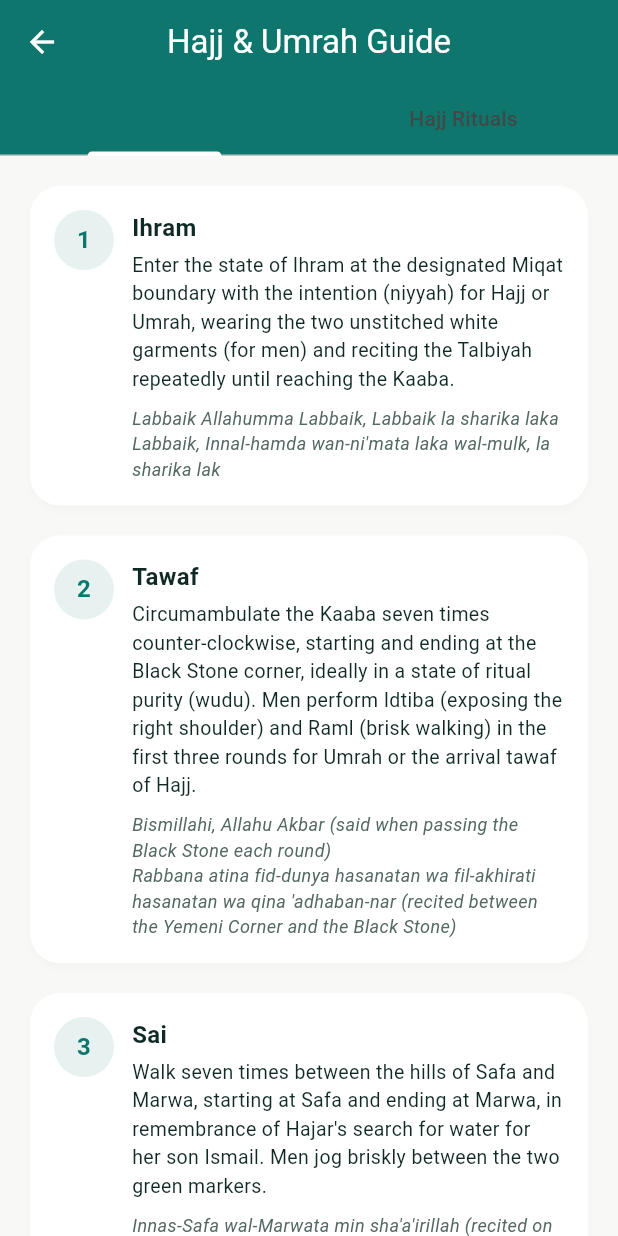
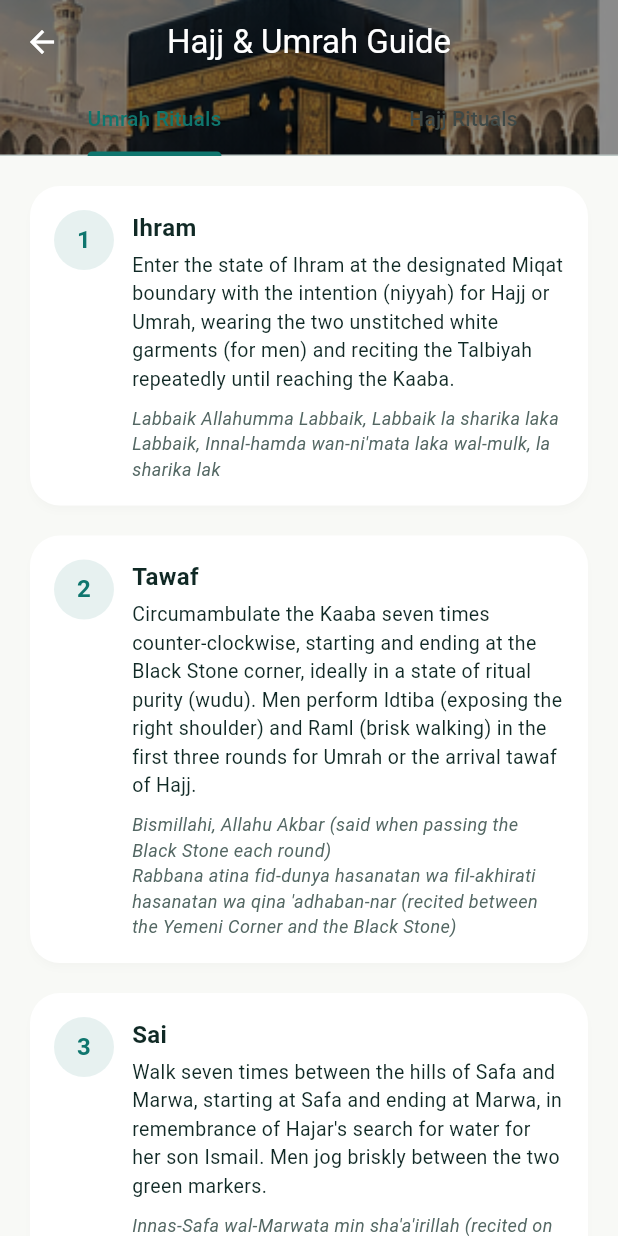
Before and after one commit to 9369702788/wirdi_v16.1.25, a Flutter app: the HajjUmrahGuideScreen screen opened directly, on a phone screen of 412 x 824 dp. Run offline on Flutter 3.47's test engine with Material 3 defaults, Android fonts, the light colour scheme and no system bars; our stand-ins replace audio_service, audioplayers, camera, cloud_firestore, file_picker, firebase_auth and 12 more; missing offline and left inert: home_widget; accounts and stored records are empty; network calls fail; Roboto replaces fonts that are missing (Cairo, Tajawal).

Commit message:
Add files via upload

```diff
--- a/lib/features/hajj/hajj_umrah_guide_screen.dart
+++ b/lib/features/hajj/hajj_umrah_guide_screen.dart
@@ -2,6 +2,7 @@ import 'package:flutter/material.dart';
 
 import '../../core/services/hajj_umrah_guide.dart';
 import '../../core/theme/app_theme.dart';
+import '../../shared/widgets/mosaic_background.dart';
 
 /// Shows the Hajj & Umrah guide split into two tabs -- "Umrah rituals"
 /// (just the steps an Umrah actually requires: Ihram, Tawaf, Sa'i,
@@ -59,6 +60,8 @@ class _HajjUmrahGuideScreenState extends State<HajjUmrahGuideScreen> with Single
 
     return Scaffold(
       appBar: AppBar(
+        foregroundColor: Colors.white,
+        flexibleSpace: const MosaicBackground(col: 0, row: 1, opacity: 0.45),
         title: Text(isAr ? 'دليل الحج والعمرة' : 'Hajj & Umrah Guide'),
         centerTitle: true,
         bottom: TabBar(
--- a/lib/features/mosque_finder/mosque_finder_screen.dart
+++ b/lib/features/mosque_finder/mosque_finder_screen.dart
@@ -7,6 +7,7 @@ import '../../core/models/nearby_place.dart';
 import '../../core/services/nearby_places_service.dart';
 import '../../core/theme/app_theme.dart';
 import '../../l10n/generated/app_localizations.dart';
+import '../../shared/widgets/mosaic_background.dart';
 
 enum _MosqueError { locationDisabled, locationDenied, searchFailed }
 
@@ -118,6 +119,8 @@ class _MosqueFinderScreenState extends State<MosqueFinderScreen> with SingleTick
 
     return Scaffold(
       appBar: AppBar(
+        foregroundColor: Colors.white,
+        flexibleSpace: const MosaicBackground(col: 2, row: 0, opacity: 0.4),
         title: Text(l10n.toolMosqueTitle),
         centerTitle: true,
         bottom: TabBar(
```
